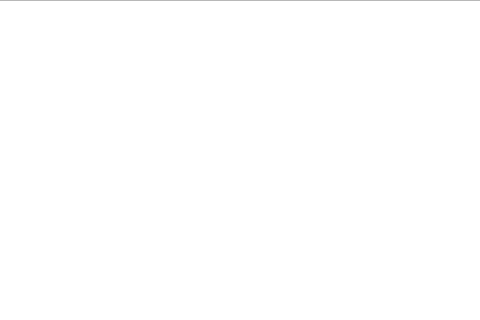
This is Juego/combate.ui in jjsv20/ProyectoFinal as Qt 5 draws it before an edit; both pictures show x 301 to 781 and y 0 to 320 of the 1080 by 720 pixel window. The edited form follows.
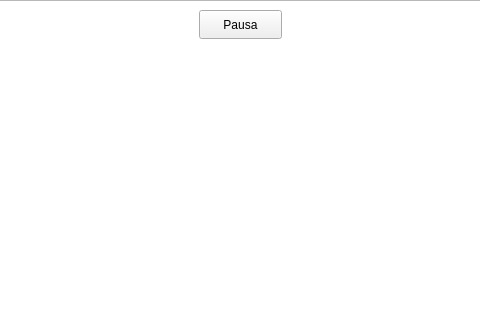
This is the edited form.

Commit message: Arreglos finales de combate y movimiento restringido en la escena

```diff
--- a/Juego/combate.ui
+++ b/Juego/combate.ui
@@ -23,6 +23,19 @@
     </rect>
    </property>
   </widget>
+  <widget class="QPushButton" name="pausa">
+   <property name="geometry">
+    <rect>
+     <x>500</x>
+     <y>10</y>
+     <width>83</width>
+     <height>29</height>
+    </rect>
+   </property>
+   <property name="text">
+    <string>Pausa</string>
+   </property>
+  </widget>
  </widget>
  <resources/>
  <connections/>
```
The commit also changes 12 other files.
